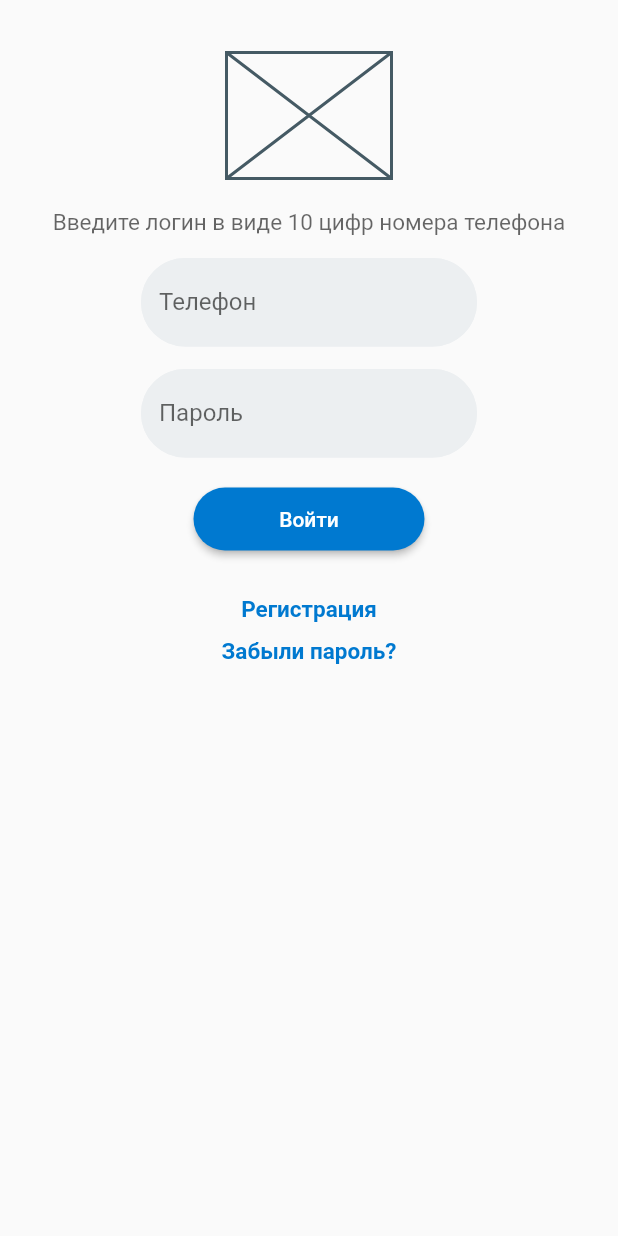
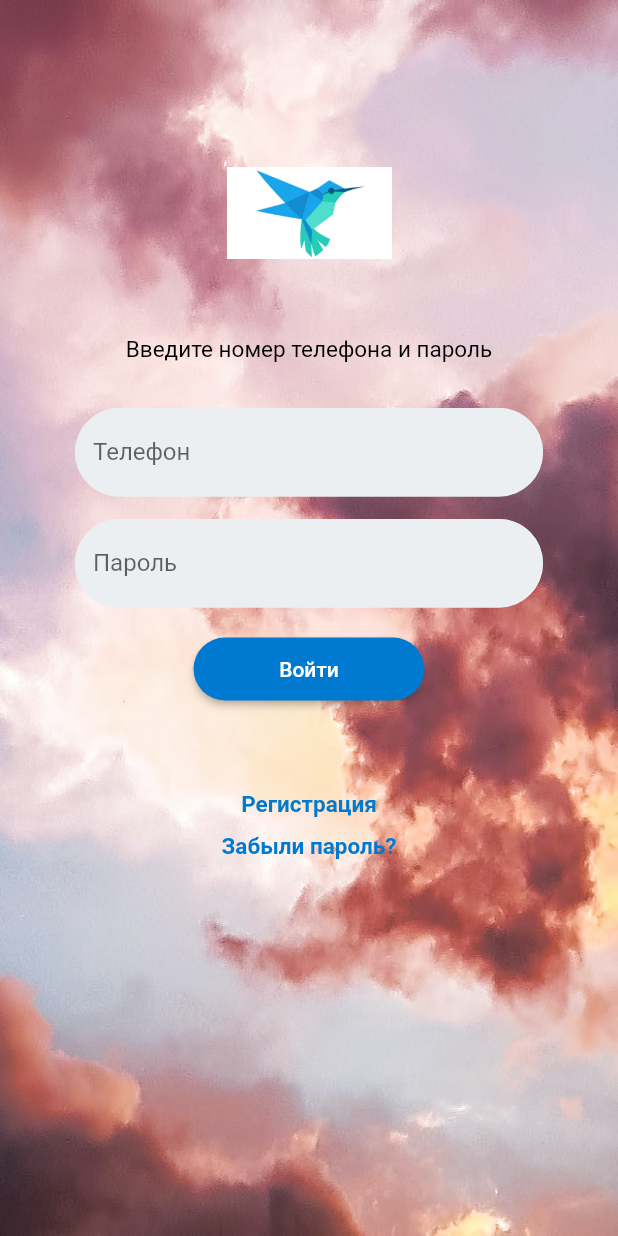
Before and after one commit to Tiptyafa/practica_auth, a Flutter app: the screen it shows after launch, on a phone screen of 412 x 824 dp. Run offline on Flutter 3.47's test engine with Material 2 defaults, Android fonts, the phone set to English and light mode, and no system bars.

Commit message:
Добавлены изображения, такие как логотип и фон для входной страницы

```diff
--- a/lib/main.dart
+++ b/lib/main.dart
@@ -23,17 +23,25 @@ class MyApp extends StatelessWidget {
     return MaterialApp(
       home: Scaffold(
         body: Container(
+          decoration: BoxDecoration(
+            image: DecorationImage(
+              image: AssetImage("assets/pexels1.jpg"),
+              fit: BoxFit.cover,
+            ),
+          ),
           width: double.infinity,
-          //padding: EdgeInsets.symmetric(horizontal: 0),
+          height: double.infinity,
+          padding: EdgeInsets.symmetric(horizontal : 50),
+          child: SingleChildScrollView(
             child: Column(children: [
-            SizedBox(height: 35,),
-            SizedBox(width: 110, height: 84,child: Placeholder(),),
-            SizedBox(height: 20,),
-            Text('Введите логин в виде 10 цифр номера телефона',
-            style: TextStyle(fontSize: 15, color: Color.fromRGBO(0, 0, 0, 0.6)),),
-            SizedBox(height: 15,),
-            const SizedBox(width: 224,
-              child: TextField(
+              SizedBox(height: 100,),
+              SizedBox(width: 110, height: 84,child: Image(image: AssetImage('assets/images1.jpg')),),
+              SizedBox(height: 40,),
+              Text('Введите номер телефона и пароль',
+              style: TextStyle(fontSize: 15, color: Color.fromRGBO(0, 0, 0, 1)),),
+              SizedBox(height: 30,),
+              TextField(
+                keyboardType: TextInputType.phone,
                 decoration: InputDecoration(
                   filled: true,
                   fillColor: Color (0xFFeceff1),
@@ -42,10 +50,8 @@ class MyApp extends StatelessWidget {
                   labelText: 'Телефон',
                 ),
               ),
-            ),
               SizedBox(height: 15,),
-            const SizedBox(width: 224,
-              child: TextField(
+              TextField(
                 obscureText: true,
                 decoration: InputDecoration(
                   filled: true,
@@ -53,7 +59,6 @@ class MyApp extends StatelessWidget {
                   enabledBorder: borderStyle,
                   focusedBorder: borderStyle,
                   labelText: 'Пароль',
-               ),
                ),
               ),
               SizedBox(height: 20,),
@@ -68,7 +73,7 @@ class MyApp extends StatelessWidget {
                 ),
                ),
               ),
-            SizedBox(height: 30,),
+              SizedBox(height: 60,),
               InkWell(child: const Text('Регистрация', style: linkTextStyle),
                   onTap: () {}),
               SizedBox(height: 10,),
@@ -77,6 +82,7 @@ class MyApp extends StatelessWidget {
       ],),
           ),
       ),
+      ),
     );
   }
 }
--- a/pubspec.yaml
+++ b/pubspec.yaml
@@ -57,6 +57,9 @@ flutter:
   # the material Icons class.
   uses-material-design: true
 
+  assets:
+    - assets/
+
   # To add assets to your application, add an assets section, like this:
   # assets:
   #   - images/a_dot_burr.jpeg
```
Also changed, not shown: assets/images1.jpg (added), assets/pexels1.jpg (added). Lines whose indentation alone changed are shown as unchanged.
